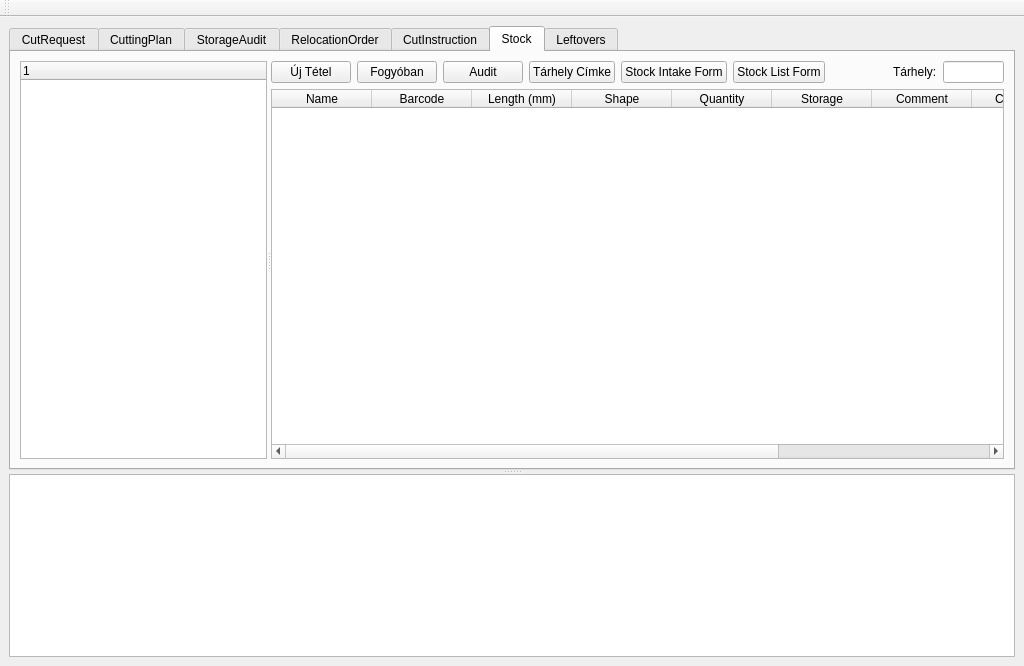
First picture: the form in view/MainWindow.ui, repository horvathzoltan/cutplannerpro, before the edit.
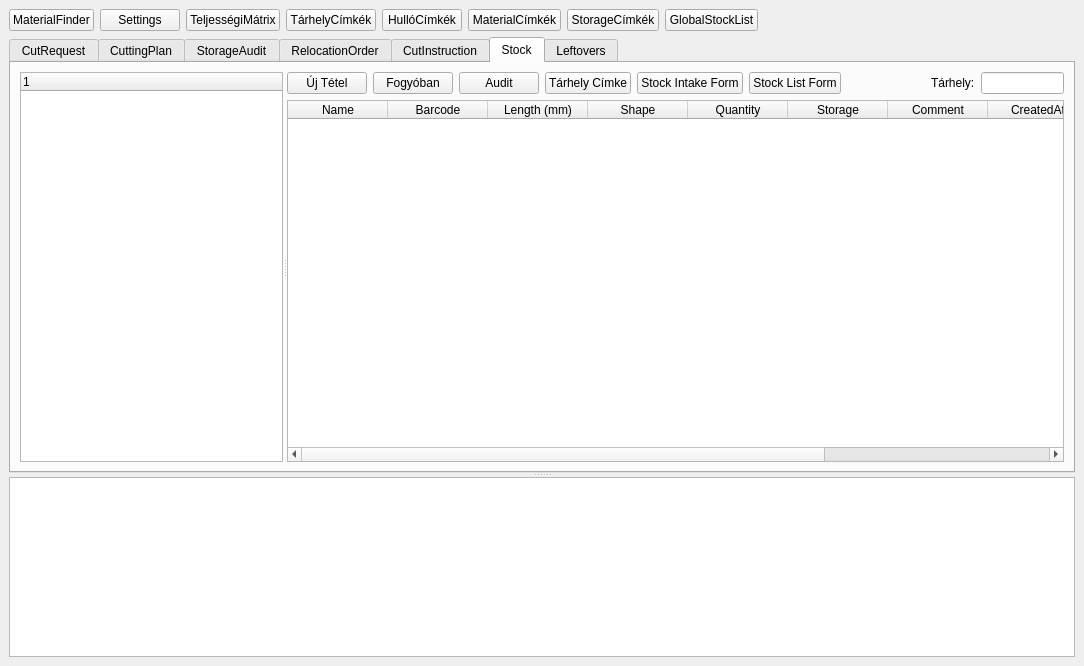
Second picture: the form after the edit.

Commit message: stock bundle length fix and tooltip

```diff
--- a/view/MainWindow.ui
+++ b/view/MainWindow.ui
@@ -6,7 +6,7 @@
    <rect>
     <x>0</x>
     <y>0</y>
-    <width>1024</width>
+    <width>1084</width>
     <height>666</height>
    </rect>
   </property>
@@ -15,6 +15,79 @@
   </property>
   <widget class="QWidget" name="centralwidget">
    <layout class="QVBoxLayout" name="verticalLayout">
+    <item>
+     <layout class="QHBoxLayout" name="horizontalLayout_4">
+      <item>
+       <widget class="QPushButton" name="btn_MaterialFinder">
+        <property name="text">
+         <string>MaterialFinder</string>
+        </property>
+       </widget>
+      </item>
+      <item>
+       <widget class="QPushButton" name="btn_Settings">
+        <property name="text">
+         <string>Settings</string>
+        </property>
+       </widget>
+      </item>
+      <item>
+       <widget class="QPushButton" name="btn_TeljessegiMatrix">
+        <property name="text">
+         <string>TeljességiMátrix</string>
+        </property>
+       </widget>
+      </item>
+      <item>
+       <widget class="QPushButton" name="btn_TarhelyCimkek">
+        <property name="text">
+         <string>TárhelyCímkék</string>
+        </property>
+       </widget>
+      </item>
+      <item>
+       <widget class="QPushButton" name="btn_HulloCimkek">
+        <property name="text">
+         <string>HullóCímkék</string>
+        </property>
+       </widget>
+      </item>
+      <item>
+       <widget class="QPushButton" name="btn_MaterialCimkek">
+        <property name="text">
+         <string>MaterialCímkék</string>
+        </property>
+       </widget>
+      </item>
+      <item>
+       <widget class="QPushButton" name="btn_StorageCimkek">
+        <property name="text">
+         <string>StorageCímkék</string>
+        </property>
+       </widget>
+      </item>
+      <item>
+       <widget class="QPushButton" name="btn_GlobalStockList">
+        <property name="text">
+         <string>GlobalStockList</string>
+        </property>
+       </widget>
+      </item>
+      <item>
+       <spacer name="horizontalSpacer_10">
+        <property name="orientation">
+         <enum>Qt::Orientation::Horizontal</enum>
+        </property>
+        <property name="sizeHint" stdset="0">
+         <size>
+          <width>40</width>
+          <height>20</height>
+         </size>
+        </property>
+       </spacer>
+      </item>
+     </layout>
+    </item>
     <item>
      <widget class="QSplitter" name="mySplitter">
       <property name="orientation">
@@ -968,20 +1041,6 @@
     </item>
    </layout>
   </widget>
-  <widget class="QToolBar" name="mainToolBar">
-   <property name="windowTitle">
-    <string>toolBar</string>
-   </property>
-   <property name="toolButtonStyle">
-    <enum>Qt::ToolButtonStyle::ToolButtonTextBesideIcon</enum>
-   </property>
-   <attribute name="toolBarArea">
-    <enum>TopToolBarArea</enum>
-   </attribute>
-   <attribute name="toolBarBreak">
-    <bool>false</bool>
-   </attribute>
-  </widget>
  </widget>
  <resources/>
  <connections/>
```
The commit also changes 7 other files.
